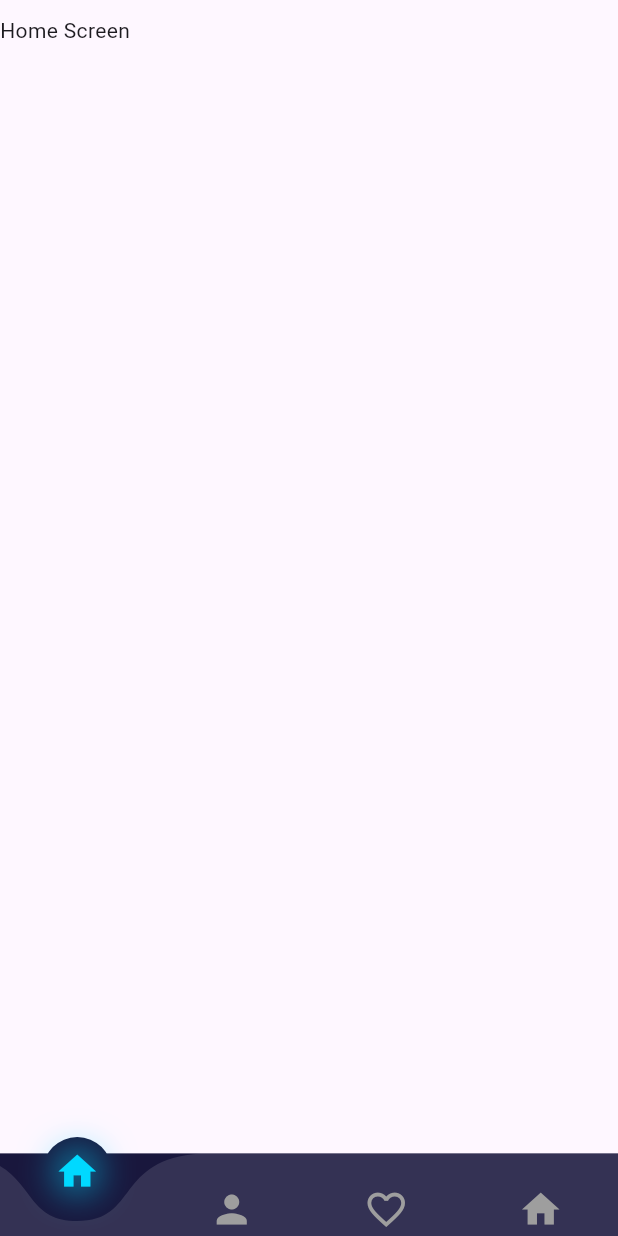
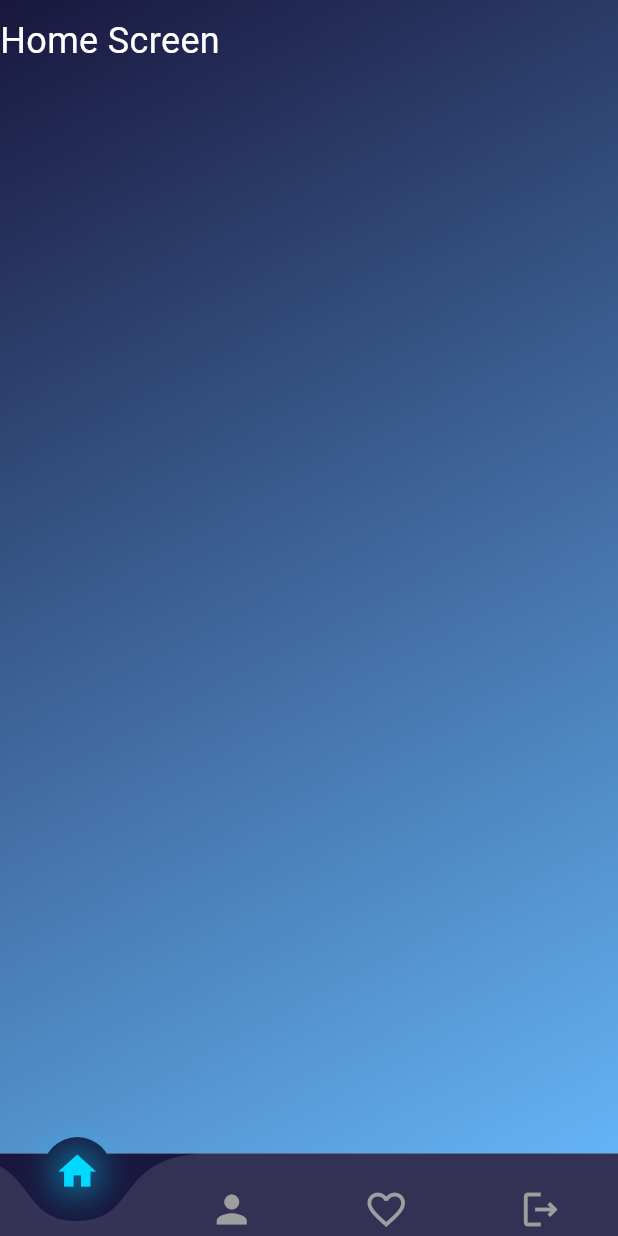
Before and after one commit to jmmorales11/PRUEBAS_PRO, a Flutter app: the screen it shows after launch, on a phone screen of 412 x 824 dp. Run offline on Flutter 3.47's test engine with Material 3 defaults, Android fonts, the phone set to English and light mode, and no system bars; drawn by our look-alikes of curved_navigation_bar.

Commit message:
Widget para Gradiente de fondo

```diff
--- a/mascotas/lib/presentation/screens/home_screen.dart
+++ b/mascotas/lib/presentation/screens/home_screen.dart
@@ -1,4 +1,5 @@
 import 'package:flutter/material.dart';
+import 'package:mascotas/widgets/Background.dart';
 
 class HomeScreen extends StatefulWidget {
   const HomeScreen({super.key});
@@ -8,28 +9,33 @@ class HomeScreen extends StatefulWidget {
 }
 
 class _HomeScreenState extends State<HomeScreen> {
+  // Método para actualizar las imágenes
+  void actualizarHome() {}
 
-
-  //metodo para actualizar las imagenes
-  void actualizarHome(){
-
-  }
   @override
   Widget build(BuildContext context) {
     return SafeArea(
       child: Scaffold(
-        body: Padding(
-          padding: EdgeInsets.symmetric(vertical: 10),
-          child: ListView(
-            scrollDirection: Axis.vertical,
-            children: [
-              Row(
+        body: Stack(
+          children: [
+            Background(),
+            Padding(
+              padding: const EdgeInsets.symmetric(vertical: 10),
+              child: ListView(
+                scrollDirection: Axis.vertical,
                 children: [
-                  Text("Home Screen")
+                  const Row(
+                    children: [
+                      Text(
+                        "Home Screen",
+                        style: TextStyle(color: Colors.white, fontSize: 24),
+                      )
+                    ],
+                  ),
                 ],
-              )
-            ],
-          ),
+              ),
+            ),
+          ],
         ),
       ),
     );
--- /dev/null
+++ b/mascotas/lib/widgets/Background.dart
@@ -0,0 +1,24 @@
+import 'package:flutter/material.dart';
+class Background extends StatelessWidget {
+  const Background({
+    super.key,
+  });
+
+  @override
+  Widget build(BuildContext context) {
+    return Positioned.fill(
+      child: const DecoratedBox(
+        decoration: BoxDecoration(
+          gradient: LinearGradient(
+            colors: [
+              Color.fromARGB(255, 25, 23, 61),
+              Color.fromARGB(255, 100, 180, 246),
+            ],
+            begin: Alignment.topLeft,
+            end: Alignment.bottomRight,
+          ),
+        ),
+      ),
+    );
+  }
+}
--- a/mascotas/lib/widgets/tab_bar.dart
+++ b/mascotas/lib/widgets/tab_bar.dart
@@ -37,7 +37,7 @@ class _TabBarCustomState extends State<TabBarCustom> {
             _buildIcon(Icons.home, isSelected[0]),
             _buildIcon(Icons.person, isSelected[1]),
             _buildIcon(Icons.favorite_border, isSelected[2]),
-            _buildIcon(Icons.home, isSelected[3]),
+            _buildIcon(Icons.logout_outlined, isSelected[3]),
           ],
           color: const Color.fromARGB(30, 255, 255, 255),
           buttonBackgroundColor: const Color.fromARGB(255, 25, 23, 61),
```
